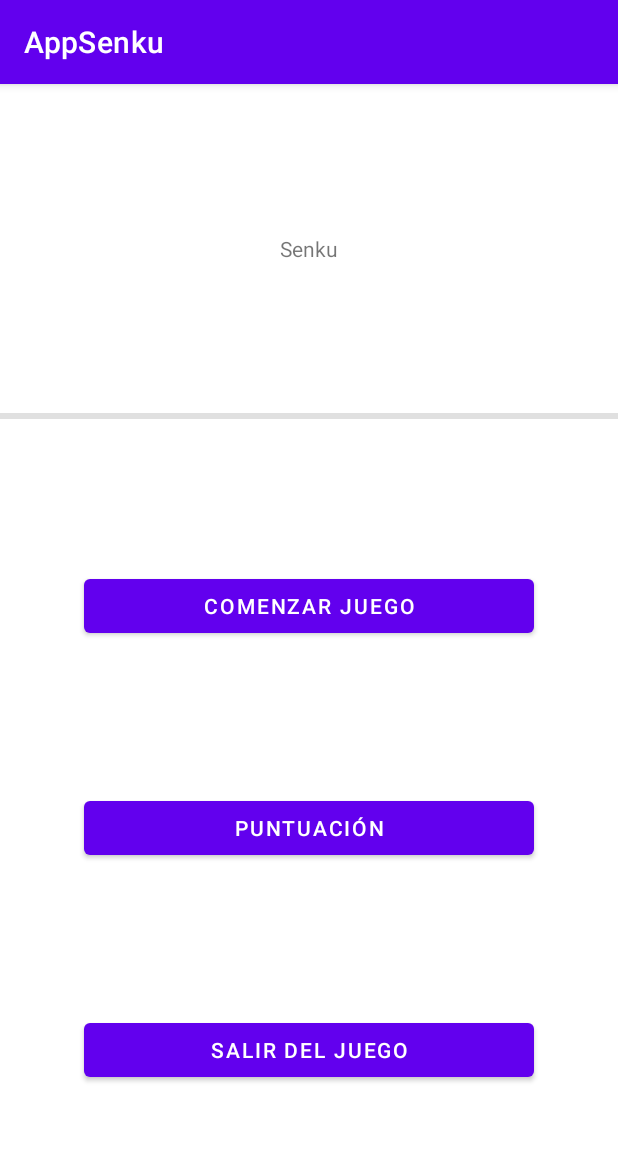
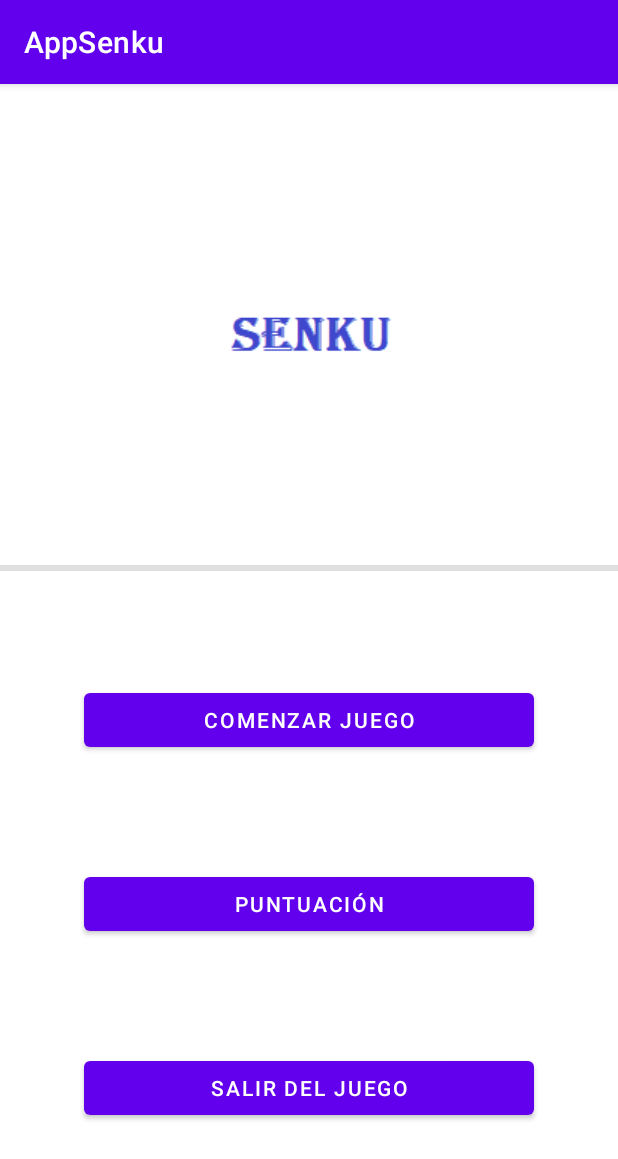
Before and after one commit to NotAnto98/AppappSenku, an Android app: the MainActivity screen opened directly, with no data from a screen before it, after a tap on "MENU", on a phone screen of 412 x 824 dp. Shown: the top 1159 px of the screen. Run offline under Robolectric (Android 15) with nearby library versions, the phone set to English and light mode, and no system bars.

```diff
--- a/app/src/main/java/com/example/appsenku/MainActivity.java
+++ b/app/src/main/java/com/example/appsenku/MainActivity.java
@@ -4,10 +4,12 @@ import androidx.appcompat.app.AppCompatActivity;
 
 import android.content.Intent;
 import android.os.Bundle;
+import android.os.SystemClock;
 import android.view.Menu;
 import android.view.MenuItem;
 import android.view.View;
 import android.widget.Button;
+import android.widget.Chronometer;
 import android.widget.Toast;
 
 public class MainActivity extends AppCompatActivity {
@@ -18,14 +20,22 @@ public class MainActivity extends AppCompatActivity {
         setContentView(R.layout.activity_main);
         Tablero t = (Tablero) findViewById(R.id.tablero6);
         t.test = this;
+        Chronometer simpleChronometer = (Chronometer) findViewById(R.id.simpleChronometer); // initiate a chronometer
+
+        simpleChronometer.start(); // start a chronometer
+        t.invalidate();
         Button reset = findViewById(R.id.button2);
         reset.setOnClickListener(new View.OnClickListener() {
             @Override
             public void onClick(View view) {
                 Tablero t = (Tablero) findViewById(R.id.tablero6);
                 t.full_reset();
+                simpleChronometer.setBase(SystemClock.elapsedRealtime());
                 t.invalidate();
+
             }
+
+
         });
 
         Button info = findViewById(R.id.button4);
@@ -43,9 +53,7 @@ public class MainActivity extends AppCompatActivity {
     }
 
 
-    public void onClick(View view) {
 
-    }
 
 
 
--- a/app/src/main/java/com/example/appsenku/Menu.java
+++ b/app/src/main/java/com/example/appsenku/Menu.java
@@ -10,7 +10,6 @@ import android.widget.Button;
 import android.widget.Toast;
 
 public class Menu extends AppCompatActivity {
-
     public Activity test = null;
 
     @Override
--- a/app/src/main/java/com/example/appsenku/Tablero.java
+++ b/app/src/main/java/com/example/appsenku/Tablero.java
@@ -1,5 +1,5 @@
 package com.example.appsenku;
-
+import com.example.appsenku.MainActivity;
 import android.app.Activity;
 import android.content.Context;
 import android.graphics.Bitmap;
@@ -11,7 +11,9 @@ import android.util.AttributeSet;
 import android.util.Log;
 import android.view.MotionEvent;
 import android.view.View;
+import android.widget.Chronometer;
 import android.widget.Toast;
+import android.widget.Chronometer;
 
 import androidx.annotation.Nullable;
 
@@ -19,6 +21,7 @@ import java.util.ArrayList;
 import java.util.List;
 
 public class Tablero extends View {
+    MainActivity main = new MainActivity();
 
     public static final int VACIA = 0;
     public static final int LIMITE = -1;
@@ -28,7 +31,7 @@ public class Tablero extends View {
     public Boolean selected = false;
     public static Boolean resetV = false;
     public Activity test = null;
-
+    public Chronometer crono;
     public Tablero(Context context) {
         super(context);
     }
@@ -74,6 +77,7 @@ public class Tablero extends View {
                 {-1,-1,1,1,1,-1,-1}
 
         };
+
         //matriz = reset_matriz();
 
     }
--- a/app/src/main/res/layout/activity_menu.xml
+++ b/app/src/main/res/layout/activity_menu.xml
@@ -10,7 +10,7 @@
         android:id="@+id/textView"
         android:layout_width="wrap_content"
         android:layout_height="wrap_content"
-        android:text="Senku"
+        android:background="@drawable/senkumenu"
         app:layout_constraintBottom_toTopOf="@+id/divider2"
         app:layout_constraintEnd_toEndOf="parent"
         app:layout_constraintHorizontal_bias="0.5"
```
Also changed, not shown: app/src/main/res/layout/activity_main.xml (+14 -0 lines), app/src/main/res/drawable/senkumenu.png (added).
